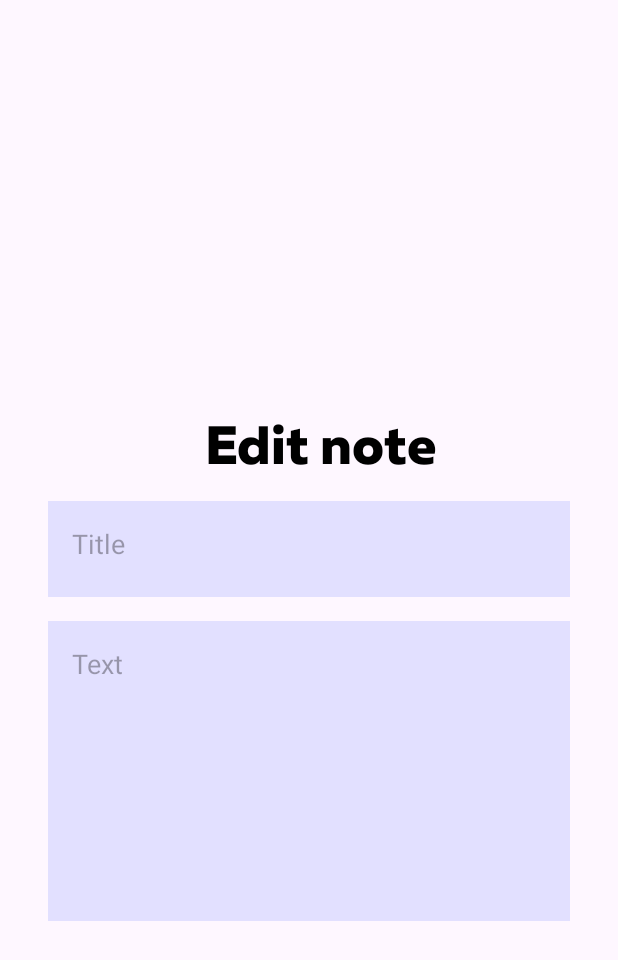
After one commit to EmikaWinter/MyNotesApp, an Android app: the layout edit_note_item.xml on its own in the app's theme, with its tools: preview values and no code run, on a phone screen of 412 x 824 dp. The commit adds this screen. Shown: the top 960 px of the screen. Run offline under Robolectric (Android 15) with nearby library versions, the phone set to English and light mode, and no system bars.

Commit message:
quick fixes

```diff
--- a/app/src/main/res/drawable/ic_copy.xml
+++ b/app/src/main/res/drawable/ic_copy.xml
@@ -1,10 +1,10 @@
 <vector xmlns:android="http://schemas.android.com/apk/res/android"
     android:width="24dp"
     android:height="24dp"
-    android:tint="#000000"
+    android:tint="@color/text_color"
     android:viewportWidth="24"
     android:viewportHeight="24">
     <path
-        android:fillColor="@android:color/white"
+        android:fillColor="@color/text_color"
         android:pathData="M16,1L4,1c-1.1,0 -2,0.9 -2,2v14h2L4,3h12L16,1zM19,5L8,5c-1.1,0 -2,0.9 -2,2v14c0,1.1 0.9,2 2,2h11c1.1,0 2,-0.9 2,-2L21,7c0,-1.1 -0.9,-2 -2,-2zM19,21L8,21L8,7h11v14z" />
 </vector>
--- a/app/src/main/res/drawable/ic_delete_forever.xml
+++ b/app/src/main/res/drawable/ic_delete_forever.xml
@@ -1,10 +1,10 @@
 <vector xmlns:android="http://schemas.android.com/apk/res/android"
     android:width="24dp"
     android:height="24dp"
-    android:tint="#000000"
+    android:tint="@color/text_color"
     android:viewportWidth="24"
     android:viewportHeight="24">
     <path
-        android:fillColor="@android:color/white"
+        android:fillColor="@color/text_color"
         android:pathData="M6,19c0,1.1 0.9,2 2,2h8c1.1,0 2,-0.9 2,-2L18,7L6,7v12zM8.46,11.88l1.41,-1.41L12,12.59l2.12,-2.12 1.41,1.41L13.41,14l2.12,2.12 -1.41,1.41L12,15.41l-2.12,2.12 -1.41,-1.41L10.59,14l-2.13,-2.12zM15.5,4l-1,-1h-5l-1,1L5,4v2h14L19,4z" />
 </vector>
--- a/app/src/main/res/drawable/ic_open.xml
+++ b/app/src/main/res/drawable/ic_open.xml
@@ -2,10 +2,10 @@
     android:width="24dp"
     android:height="24dp"
     android:autoMirrored="true"
-    android:tint="#000000"
+    android:tint="@color/text_color"
     android:viewportWidth="24"
     android:viewportHeight="24">
     <path
-        android:fillColor="@android:color/white"
+        android:fillColor="@color/text_color"
         android:pathData="M19,19H5V5h7V3H5c-1.11,0 -2,0.9 -2,2v14c0,1.1 0.89,2 2,2h14c1.1,0 2,-0.9 2,-2v-7h-2v7zM14,3v2h3.59l-9.83,9.83 1.41,1.41L19,6.41V10h2V3h-7z" />
 </vector>
--- /dev/null
+++ b/app/src/main/res/layout/edit_note_item.xml
@@ -0,0 +1,56 @@
+<?xml version="1.0" encoding="utf-8"?>
+<LinearLayout xmlns:android="http://schemas.android.com/apk/res/android"
+    android:layout_width="match_parent"
+    android:layout_height="match_parent"
+    android:orientation="vertical"
+    android:padding="@dimen/margin_16dp"
+    android:gravity="center">
+
+    <LinearLayout
+        android:layout_width="match_parent"
+        android:layout_height="wrap_content"
+        android:orientation="vertical">
+
+        <TextView
+            android:id="@+id/edit_note_textView"
+            style="@style/TextHeaderStyle"
+            android:layout_width="match_parent"
+            android:layout_height="wrap_content"
+            android:gravity="center"
+            android:layout_marginStart="@dimen/margin_16dp"
+            android:layout_marginTop="@dimen/margin_64dp"
+            android:text="@string/edit_note"/>
+
+        <EditText
+            android:id="@+id/title_edit_text"
+            android:layout_width="match_parent"
+            android:layout_height="@dimen/title_height"
+            android:layout_marginStart="@dimen/margin_16dp"
+            android:layout_marginTop="@dimen/margin_16dp"
+            android:layout_marginEnd="@dimen/margin_16dp"
+            android:background="@color/purple_light"
+            android:gravity="top"
+            android:hint="@string/title"
+            android:importantForAutofill="no"
+            android:inputType="text"
+            android:paddingStart="@dimen/margin_16dp"
+            android:paddingTop="@dimen/margin_16dp" />
+
+        <EditText
+            android:id="@+id/text_edit_text"
+            android:layout_width="match_parent"
+            android:layout_height="@dimen/message_height"
+            android:layout_marginStart="@dimen/margin_16dp"
+            android:layout_marginTop="@dimen/margin_16dp"
+            android:layout_marginEnd="@dimen/margin_16dp"
+            android:background="@color/purple_light"
+            android:gravity="top"
+            android:hint="@string/text"
+            android:importantForAutofill="no"
+            android:inputType="textMultiLine"
+            android:paddingStart="@dimen/margin_16dp"
+            android:paddingTop="@dimen/margin_16dp" />
+
+    </LinearLayout>
+
+</LinearLayout>
--- a/app/src/main/res/values/strings.xml
+++ b/app/src/main/res/values/strings.xml
@@ -4,6 +4,7 @@
 
     <string name="open">Open</string>
     <string name="edit">Edit</string>
+    <string name="edit_note">Edit note</string>
     <string name="edited">Text has been edited</string>
     <string name="copy">Copy text</string>
     <string name="copied">Text has been copied</string>
```
Also changed, not shown: app/src/main/java/com/example/an16/mynotesapp/ViewNotesActivity.kt (+8 -2 lines), app/src/main/java/com/example/an16/mynotesapp/noteAdapter/NoteAdapter.kt (+9 -3 lines), app/src/main/res/drawable/ic_edit.xml (+9 -4 lines), 1 other file.
